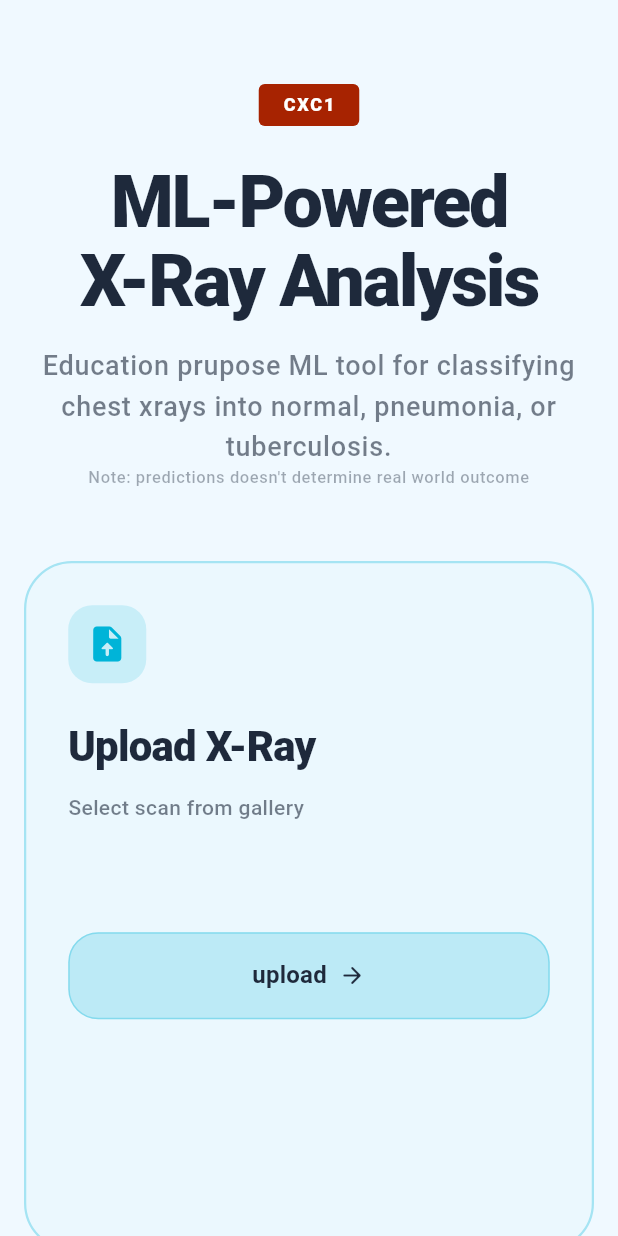
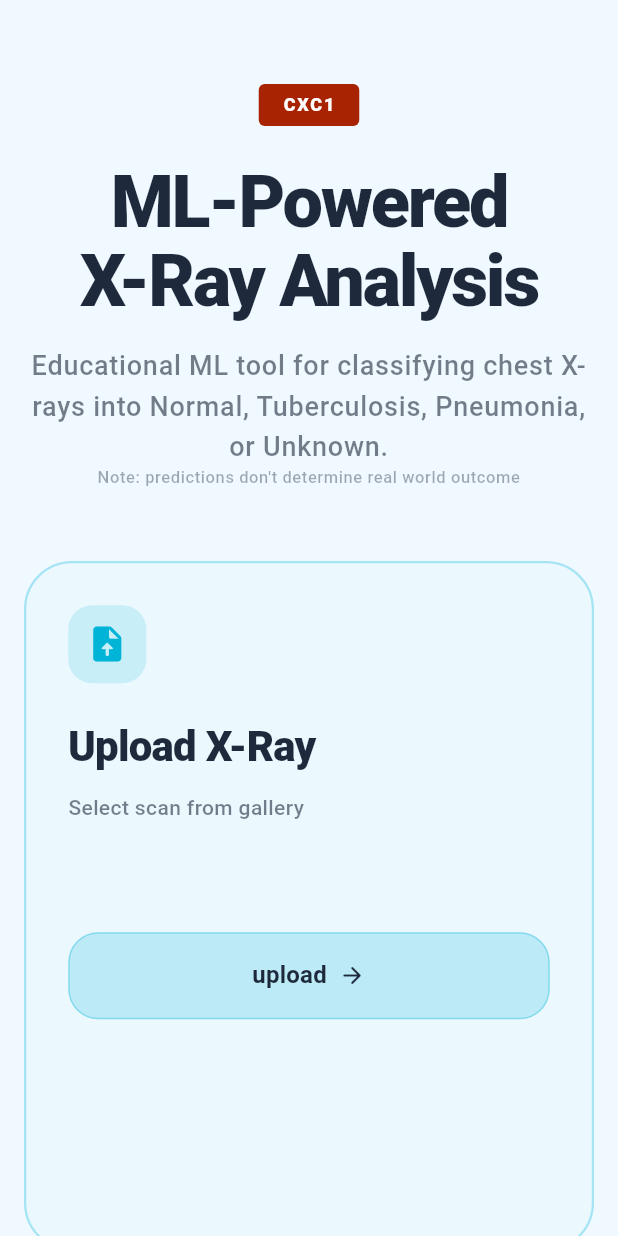
Before and after one commit to joshanjohn/CXC-FYP-Griffith, a Flutter app: the DashboardPage screen opened by its route, on a phone screen of 412 x 824 dp. Run offline on Flutter 3.47's test engine with Material 3 defaults, Android fonts, the phone set to English and light mode, and no system bars; our stand-ins replace camera, dotted_border, file_picker, fl_chart, flutter_dotenv, flutter_screenutil and 3 more; missing offline and left inert: desktop_drop; accounts and stored records are empty; Roboto replaces fonts that are missing (Outfit).

Commit message:
(chore) app constant changes

```diff
--- a/frontend/lib/core/constants/app_constants.dart
+++ b/frontend/lib/core/constants/app_constants.dart
@@ -30,8 +30,9 @@ class AppConstants {
   // Const app Strings
   static const String homeTitle = 'ML-Powered\nX-Ray Analysis';
   static const String homeSubtitle =
-      'Education prupose ML tool for classifying chest xrays into normal, pneumonia, or tuberculosis.';
-  static const String homeWarning = 'Note: predictions doesn\'t determine real world outcome';
+      'Educational ML tool for classifying chest X-rays into Normal, Tuberculosis, Pneumonia, or Unknown.';
+  static const String homeWarning =
+      'Note: predictions don\'t determine real world outcome';
   static const String permissionErrorTitle = 'Permissions Required';
   static const String permissionErrorSubtitle =
       'This app requires camera and storage access to provide medical analysis.';
@@ -40,5 +41,6 @@ class AppConstants {
   static const String analysisTitle = 'Diagnostic Preview';
   static const String analysisComplete = 'Analysis complete.';
   static const String analysisScanning = 'AI is scanning the X-Ray...';
-  static const String analysisReady = 'Ready for processing. Tap analyze to begin.';
+  static const String analysisReady =
+      'Ready for processing. Tap analyze to begin.';
 }
```
Also changed, not shown: 2 other files.
